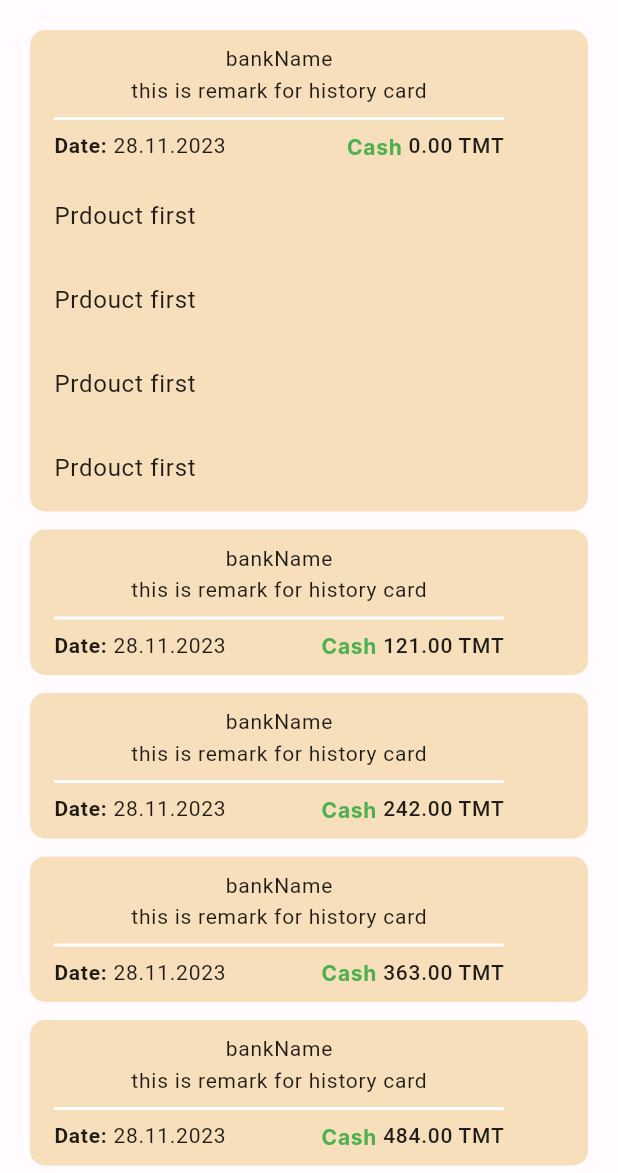
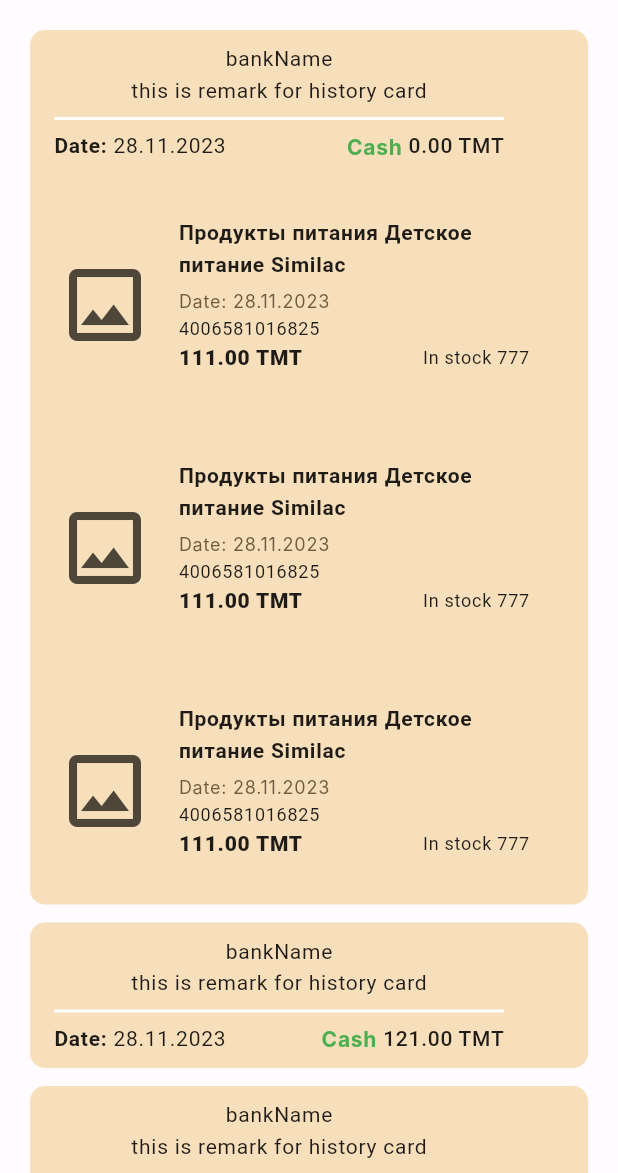
Before and after one commit to lightRain0629/flutterSandbox, a Flutter app: the screen it shows after launch, after a tap on "bankName", on a phone screen of 412 x 824 dp, the part 63-1236 px from its top. Run offline on Flutter 3.47's test engine with Material 2 defaults, Android fonts, the light colour scheme and no system bars; our stand-ins replace bloc, connectivity_plus, equatable, flutter_bloc, hive, hive_flutter and 3 more; missing offline and left inert: qr_code_scanner; accounts and stored records are empty; Roboto replaces fonts that are missing (Inter).

Commit message:
added product card into expansion card for testing purposes

```diff
--- a/lib/savingOrderTest/presentation/expansionTileTest.dart
+++ b/lib/savingOrderTest/presentation/expansionTileTest.dart
@@ -17,7 +17,15 @@ class _ExpansionTileListPageState extends State<ExpansionTileListPage> {
         ),
         body: Padding(
           padding: const EdgeInsets.symmetric(horizontal: 20),
-        child: ListView.builder(itemBuilder: (context,index)=> HistoryCard(bankName: 'bankName', date: DateTime.now().toString(), cash: index * 121, currency: 'TMT', remark: 'this is remark for history card',)),
+          child: ListView.builder(
+            itemCount: 10,
+              itemBuilder: (context, index) => HistoryCard(
+                    bankName: 'bankName',
+                    date: DateTime.now().toString(),
+                    cash: index * 121,
+                    currency: 'TMT',
+                    remark: 'this is remark for history card',
+                  )),
         )
 
         //  ListView.builder(itemBuilder: (context,index)=> ExpansionPanelList(
@@ -26,7 +34,6 @@ class _ExpansionTileListPageState extends State<ExpansionTileListPage> {
         // ],
         // ), itemCount: 5,),
 
-
         );
   }
 }
--- a/lib/savingOrderTest/presentation/historyCard.dart
+++ b/lib/savingOrderTest/presentation/historyCard.dart
@@ -1,4 +1,5 @@
 import 'package:flutter/material.dart';
+import 'package:flutter_bloc_tests/savingOrderTest/presentation/productCardWithIcon.dart';
 import 'package:intl/intl.dart';
 
 import '../functions/formattedPriceFun.dart';
@@ -33,18 +34,9 @@ class HistoryCard extends StatelessWidget {
           },
            trailing: const SizedBox(),
           children: [
-            ListTile(
-              title: Text('Prdouct first'),
-            ),
-            ListTile(
-              title: Text('Prdouct first'),
-            ),
-            ListTile(
-              title: Text('Prdouct first'),
-            ),
-            ListTile(
-              title: Text('Prdouct first'),
-            ),
+ProductCardViewable(),
+ProductCardViewable(),
+ProductCardViewable(),
           ],
           title: Column(
             children: [
--- /dev/null
+++ b/lib/savingOrderTest/presentation/productCardWithIcon.dart
@@ -0,0 +1,128 @@
+import 'package:flutter/material.dart';
+import 'package:intl/intl.dart';
+
+
+import '../functions/formattedPriceFun.dart';
+
+class ProductCardViewable extends StatelessWidget {
+  // final bool isViewable;
+  // final ProductModel product;
+  // final List orderList;
+  // final bool isReviewOrder;
+  // final bool isDraftOrder;
+  // final int draftOrderIndex;
+
+  // const ProductCardViewable(
+  //     {super.key,
+  //     this.isViewable = true,
+  //     // required this.product,
+  //     this.isReviewOrder = false,
+  //     this.isDraftOrder = false,
+  //     this.orderList = const [],
+  //     this.draftOrderIndex = 0});
+
+  @override
+  Widget build(BuildContext context) {
+    return Container(
+      decoration: BoxDecoration(
+          color: Theme.of(context).colorScheme.secondaryContainer,
+          borderRadius: BorderRadius.circular(10)),
+      margin: EdgeInsets.symmetric(vertical: 6),
+      child: ListTile(
+        onTap: () {
+          // isViewable
+          //     ? Navigator.of(context)
+          //         .pushNamed('/productPageViewable', arguments: {
+          //         'product': product,
+          //       })
+          //     : Navigator.of(context).pushNamed('/productPage', arguments: {
+          //         'product': product,
+          //         'isEditable': false,
+          //         'orderList': orderList,
+          //         'isReviewOrder': isReviewOrder,
+          //         'isDraftOrder': isDraftOrder,
+          //         'draftOrderIndex': draftOrderIndex
+          //       });
+        },
+        title: Row(children: [
+          Column(
+            mainAxisAlignment: MainAxisAlignment.start,
+            children: [
+              Padding(
+                padding: const EdgeInsets.only(top: 12),
+                child: Container(
+                    width: 68,
+                    height: 68,
+                    child: const Icon(Icons.image_outlined, size: 64)),
+              ),
+            ],
+          ),
+          Flexible(
+            child: Padding(
+              padding: const EdgeInsets.symmetric(horizontal: 15, vertical: 15),
+              child: Column(
+                children: [
+                  Row(
+                    children: [
+                      Flexible(
+                          child: Text(
+
+                            'Продукты питания Детское питание Similac',
+
+                        style: TextStyle(fontSize: 14, fontWeight: FontWeight.w600),
+                      )),
+                    ],
+                  ),
+                  const SizedBox(
+                    height: 5,
+                  ),
+                  Row(
+                    children: [
+                      Text(
+                        // product.expireDate == DateTime(0).toString()
+                        //     ? '${AppLocalizations.of(context)!.expDate} - '
+                        //     : '${AppLocalizations.of(context)!.expDate}${DateFormat('dd.MM.yyyy').format(DateTime.parse(product.expireDate))}',
+                             'Date: ${DateFormat('dd.MM.yyyy').format(DateTime.now())}',
+                        style: TextStyle(
+                            fontFamily: 'Inter',
+                            color: Theme.of(context).colorScheme.secondary,
+                            fontSize: 12),
+                      ),
+                    ],
+                  ),
+                  Row(
+                    children: [
+                      Text(
+                         '4006581016825',
+                      style: TextStyle(fontSize: 12),
+                      ),
+                    ],
+                  ),
+                  Row(
+                    mainAxisAlignment: MainAxisAlignment.spaceBetween,
+                    children: [
+                      Text(
+                        //  product.salePrice == 0
+                        //     ? '0.00'
+                        //     : '${justSortPrice(product.salePrice!.toDouble())} TMT',
+
+                             '${justSortPrice(111)} TMT',
+
+                        style: TextStyle(fontSize: 14, fontWeight: FontWeight.w800),
+                      ),
+                      Text(
+
+                            'In stock 777',
+                            style: TextStyle(fontSize: 12),
+                      )
+                    ],
+                  ),
+                ],
+              ),
+            ),
+          )
+        ]),
+      ),
+    );
+  }
+}
```
Lines whose indentation alone changed are shown as unchanged.
